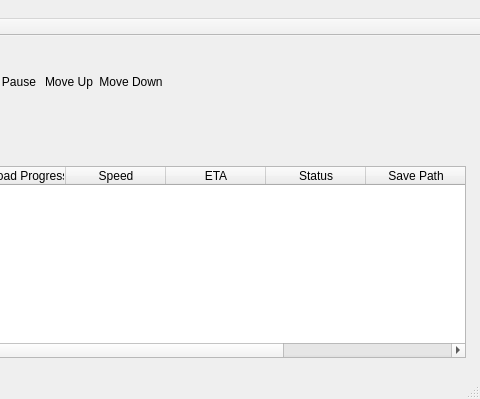
The window that mainwindow.ui (idmistir/RapidshareDownloader) describes before a commit, drawn with Qt 5; both pictures show x 235 to 715 and y 0 to 399 of the 715 by 399 pixel window.
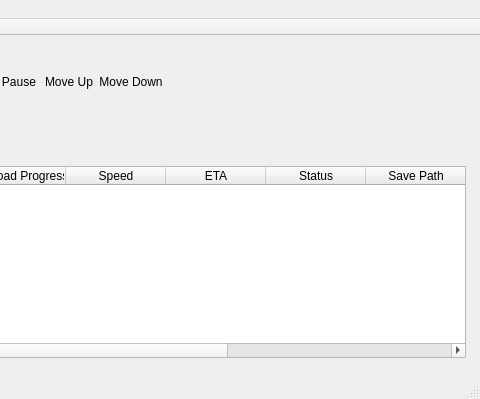
The same window after the commit. Icons and pictures are not drawn.

The edit to the form file:
```diff
--- a/mainwindow.ui
+++ b/mainwindow.ui
@@ -81,6 +81,11 @@
       <string>Next</string>
      </property>
     </column>
+    <column>
+     <property name="text">
+      <string>Total</string>
+     </property>
+    </column>
    </widget>
    <widget class="QWidget" name="layoutWidget">
     <property name="geometry">
```
